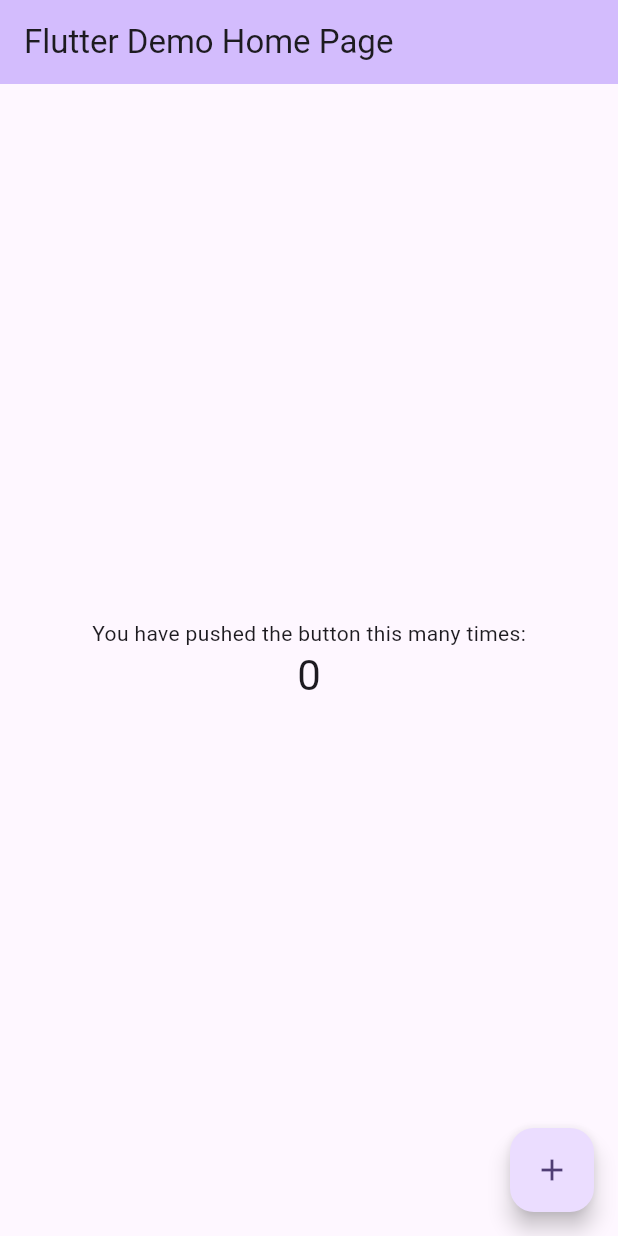
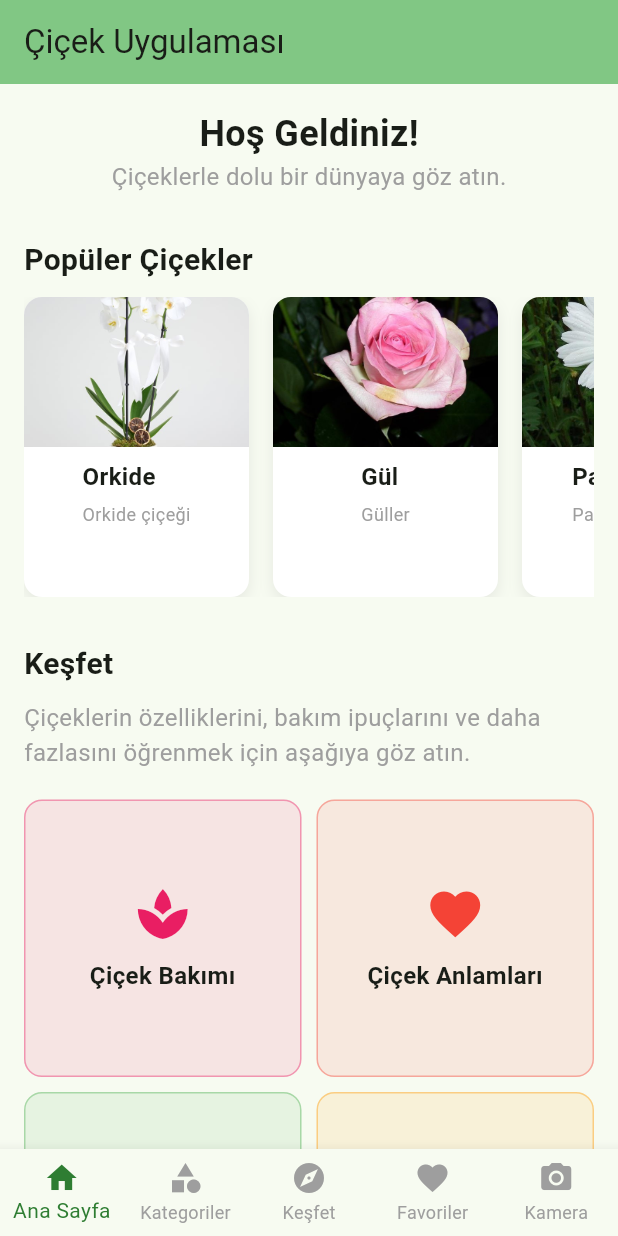
Before and after one commit to ascioglueda/FlowersApp, a Flutter app: the screen it shows after launch, on a phone screen of 412 x 824 dp. Run offline on Flutter 3.47's test engine with Material 3 defaults, Android fonts, the light colour scheme and no system bars; our stand-ins replace firebase_core; accounts and stored records are empty.

Commit message:
first task

```diff
--- /dev/null
+++ b/lib/camera_page.dart
@@ -0,0 +1,16 @@
+import 'package:flutter/material.dart';
+
+class CameraPage extends StatelessWidget {
+  const CameraPage({super.key});
+
+
+  @override
+  Widget build(BuildContext context) {
+    return Center(
+      child: Text(
+        'Çok Yakında',
+        style: TextStyle(fontSize: 24, color: Colors.green.shade700),
+      ),
+    );
+  }
+}
--- /dev/null
+++ b/lib/categories_page.dart
@@ -0,0 +1,15 @@
+import 'package:flutter/material.dart';
+
+class CategoriesPage extends StatelessWidget {
+  const CategoriesPage({super.key});
+
+  @override
+  Widget build(BuildContext context) {
+    return Center(
+      child: Text(
+        'Kategoriler',
+        style: TextStyle(fontSize: 24, color: Colors.green.shade700),
+      ),
+    );
+  }
+}
--- /dev/null
+++ b/lib/explore_page.dart
@@ -0,0 +1,15 @@
+import 'package:flutter/material.dart';
+
+class ExplorePage extends StatelessWidget {
+  const ExplorePage({super.key});
+
+  @override
+  Widget build(BuildContext context) {
+    return Center(
+      child: Text(
+        'Keşfet',
+        style: TextStyle(fontSize: 24, color: Colors.green.shade700),
+      ),
+    );
+  }
+}
--- /dev/null
+++ b/lib/favorites_page.dart
@@ -0,0 +1,15 @@
+import 'package:flutter/material.dart';
+
+class FavoritesPage extends StatelessWidget {
+  const FavoritesPage({super.key});
+
+  @override
+  Widget build(BuildContext context) {
+    return Center(
+      child: Text(
+        'Favorilerim',
+        style: TextStyle(fontSize: 24, color: Colors.green.shade700),
+      ),
+    );
+  }
+}
--- /dev/null
+++ b/lib/home_page.dart
@@ -0,0 +1,169 @@
+import 'package:flutter/material.dart';
+
+class HomePage extends StatelessWidget {
+  const HomePage({super.key});
+
+  @override
+  Widget build(BuildContext context) {
+    return Scaffold(
+      /*appBar: AppBar(
+        title: const Text('Ana Sayfa'),
+        backgroundColor: Colors.green.shade700,
+      ),*/
+      body: SingleChildScrollView(
+        padding: const EdgeInsets.all(16.0),
+        child: Column(
+          crossAxisAlignment: CrossAxisAlignment.start,
+          children: [
+            // Hoş Geldiniz Mesajı
+            const Center(
+              child: Column(
+                children: [
+                  /*Icon(Icons.local_florist_sharp, size: 80, color: Colors.green),
+                  SizedBox(height: 20),*/
+                  Text(
+                    'Hoş Geldiniz!',
+                    style: TextStyle(fontSize: 24, fontWeight: FontWeight.bold),
+                  ),
+                  Text(
+                    'Çiçeklerle dolu bir dünyaya göz atın.',
+                    style: TextStyle(fontSize: 16, color: Colors.grey),
+                  ),
+                ],
+              ),
+            ),
+            const SizedBox(height: 30),
+
+            // Popüler Çiçekler Başlığı
+            const Text(
+              'Popüler Çiçekler',
+              style: TextStyle(fontSize: 20, fontWeight: FontWeight.bold),
+            ),
+            const SizedBox(height: 10),
+
+            // Çiçek Kartları
+            SizedBox(
+              height: 200,
+              child: ListView(
+                scrollDirection: Axis.horizontal,
+                children: [
+                  _buildFlowerCard(
+                      'Orkide', 'assets/orkide.jpg', 'Orkide çiçeği'),
+                  _buildFlowerCard(
+                      'Gül', 'assets/gul.jpg', 'Güller'),
+                  _buildFlowerCard('Papatya', 'assets/papatya.jpg',
+                      'Papatya baharı'),
+                ],
+              ),
+            ),
+            const SizedBox(height: 30),
+
+            // Keşfet Bölümü
+            const Text(
+              'Keşfet',
+              style: TextStyle(fontSize: 20, fontWeight: FontWeight.bold),
+            ),
+            const SizedBox(height: 10),
+            const Text(
+              'Çiçeklerin özelliklerini, bakım ipuçlarını ve daha fazlasını öğrenmek için aşağıya göz atın.',
+              style: TextStyle(fontSize: 16, color: Colors.grey),
+            ),
+            const SizedBox(height: 20),
+
+            // Keşfet Kartları
+            GridView.count(
+              crossAxisCount: 2,
+              shrinkWrap: true,
+              physics: const NeverScrollableScrollPhysics(),
+              crossAxisSpacing: 10,
+              mainAxisSpacing: 10,
+              children: [
+                _buildExploreCard('Çiçek Bakımı', Icons.spa, Colors.pink),
+                _buildExploreCard(
+                    'Çiçek Anlamları', Icons.favorite, Colors.red),
+                _buildExploreCard(
+                    'Mevsim Çiçekleri', Icons.nature, Colors.green),
+                _buildExploreCard('Dekorasyon', Icons.home, Colors.orange),
+              ],
+            ),
+          ],
+        ),
+      ),
+    );
+  }
+
+  // Çiçek Kartı
+  Widget _buildFlowerCard(String name, String imagePath, String description) {
+    return Container(
+      width: 150,
+      margin: const EdgeInsets.only(right: 16),
+      decoration: BoxDecoration(
+        borderRadius: BorderRadius.circular(12),
+        color: Colors.white,
+        boxShadow: [
+          BoxShadow(
+            color: Colors.grey.withOpacity(0.2),
+            blurRadius: 8,
+            offset: const Offset(0, 4),
+          ),
+        ],
+      ),
+      child: Column(
+        children: [
+          ClipRRect(
+            borderRadius: const BorderRadius.vertical(top: Radius.circular(12)),
+            child: Image.asset(
+              imagePath,
+              height: 100,
+              width: double.infinity,
+              fit: BoxFit.cover,
+            ),
+          ),
+          Padding(
+            padding: const EdgeInsets.all(8.0),
+            child: Column(
+              crossAxisAlignment: CrossAxisAlignment.start,
+              children: [
+                Text(
+                  name,
+                  style: const TextStyle(
+                      fontSize: 16, fontWeight: FontWeight.bold),
+                ),
+                const SizedBox(height: 5),
+                Text(
+                  description,
+                  style: const TextStyle(fontSize: 12, color: Colors.grey),
+                  maxLines: 2,
+                  overflow: TextOverflow.ellipsis,
+                ),
+              ],
+            ),
+          ),
+        ],
+      ),
+    );
+  }
+
+  // Keşfet Kartı
+  Widget _buildExploreCard(String title, IconData icon, Color color) {
+    return Container(
+      decoration: BoxDecoration(
+        borderRadius: BorderRadius.circular(12),
+        color: color.withOpacity(0.1),
+        border: Border.all(color: color.withOpacity(0.4)),
+      ),
+      child: Column(
+        mainAxisAlignment: MainAxisAlignment.center,
+        children: [
+          Icon(icon, size: 40, color: color),
+          const SizedBox(height: 10),
+          Text(
+            title,
+            style: TextStyle(fontSize: 16, fontWeight: FontWeight.bold),
+            textAlign: TextAlign.center,
+          ),
+        ],
+      ),
+    );
+  }
+}
--- a/lib/main.dart
+++ b/lib/main.dart
@@ -1,16 +1,7 @@
-import 'package:flutter/foundation.dart';
 import 'package:flutter/material.dart';
-import 'package:firebase_core/firebase_core.dart';
-import 'firebase_options.dart'; // firebase_options.dart dosyasını import edin
+import 'navigation_bar.dart'; // BottomNavigationBar için yeni dosyayı import ediyoruz.
 
-void main() async {
-  WidgetsFlutterBinding.ensureInitialized();
-
-  // Firebase'i başlatıyoruz
-  await Firebase.initializeApp(
-    options: DefaultFirebaseOptions.currentPlatform, // firebase_options.dart'tan yapılandırmayı alıyoruz
-  );
-
+void main() {
   runApp(const MyApp());
 }
 
@@ -20,62 +11,13 @@ class MyApp extends StatelessWidget {
   @override
   Widget build(BuildContext context) {
     return MaterialApp(
-      title: 'Flutter Demo',
+      title: 'Çiçek Uygulaması',
       theme: ThemeData(
-        colorScheme: ColorScheme.fromSeed(seedColor: Colors.deepPurple),
+        colorScheme: ColorScheme.fromSeed(seedColor: Colors.green),
         useMaterial3: true,
       ),
-      debugShowCheckedModeBanner: false,  // Debug banner'ını kaldırmak için ekledik
-      home: const MyHomePage(title: 'Flutter Demo Home Page'),
-    );
-  }
-
-}
-
-class MyHomePage extends StatefulWidget {
-  const MyHomePage({super.key, required this.title});
-
-  final String title;
-
-  @override
-  State<MyHomePage> createState() => _MyHomePageState();
-}
-
-class _MyHomePageState extends State<MyHomePage> {
-  int _counter = 0;
-
-  void _incrementCounter() {
-    setState(() {
-      _counter++;
-    });
-  }
-
-  @override
-  Widget build(BuildContext context) {
-    return Scaffold(
-      appBar: AppBar(
-        backgroundColor: Theme.of(context).colorScheme.inversePrimary,
-        title: Text(widget.title),
-      ),
-      body: Center(
-        child: Column(
-          mainAxisAlignment: MainAxisAlignment.center,
-          children: <Widget>[
-            const Text(
-              'You have pushed the button this many times:',
-            ),
-            Text(
-              '$_counter',
-              style: Theme.of(context).textTheme.headlineMedium,
-            ),
-          ],
-        ),
-      ),
-      floatingActionButton: FloatingActionButton(
-        onPressed: _incrementCounter,
-        tooltip: 'Increment',
-        child: const Icon(Icons.add),
-      ),
+      debugShowCheckedModeBanner: false,
+      home: const BottomNavBar(), // Yeni dosyadaki BottomNavigationBar widget'ını çağırıyoruz.
     );
   }
 }
--- /dev/null
+++ b/lib/navigation_bar.dart
@@ -0,0 +1,72 @@
+import 'package:flutter/material.dart';
+import 'home_page.dart'; // Ana sayfa
+import 'categories_page.dart'; // Kategoriler sayfası
+import 'explore_page.dart'; // Keşfet sayfası
+import 'favorites_page.dart'; // Favoriler sayfası
+import 'camera_page.dart'; // Kamera sayfası
+
+class BottomNavBar extends StatefulWidget {
+  const BottomNavBar({super.key});
+
+  @override
+  State<BottomNavBar> createState() => _BottomNavBarState();
+}
+
+class _BottomNavBarState extends State<BottomNavBar> {
+  int _selectedIndex = 0;
+
+  // Sayfaların listesi
+  final List<Widget> _pages = [
+    const HomePage(),
+    const CategoriesPage(),
+    const ExplorePage(),
+    const FavoritesPage(),
+    const CameraPage(),
+  ];
+
+  void _onItemTapped(int index) {
+    setState(() {
+      _selectedIndex = index;
+    });
+  }
+
+  @override
+  Widget build(BuildContext context) {
+    return Scaffold(
+      appBar: AppBar(
+        title: const Text('Çiçek Uygulaması'),
+        backgroundColor: Colors.green.shade300,
+      ),
+      body: _pages[_selectedIndex], // Seçilen sayfayı gösteriyor
+      bottomNavigationBar: BottomNavigationBar(
+        currentIndex: _selectedIndex,
+        onTap: _onItemTapped,
+        type: BottomNavigationBarType.fixed,
+        selectedItemColor: Colors.green.shade800,
+        unselectedItemColor: Colors.grey,
+        items: const [
+          BottomNavigationBarItem(
+            icon: Icon(Icons.home),
+            label: 'Ana Sayfa',
+          ),
+          BottomNavigationBarItem(
+            icon: Icon(Icons.category),
+            label: 'Kategoriler',
+          ),
+          BottomNavigationBarItem(
+            icon: Icon(Icons.explore),
+            label: 'Keşfet',
+          ),
+          BottomNavigationBarItem(
+            icon: Icon(Icons.favorite),
+            label: 'Favoriler',
+          ),
+          BottomNavigationBarItem(
+            icon: Icon(Icons.camera_alt),
+            label: 'Kamera',
+          ),
+        ],
+      ),
+    );
+  }
+}
--- a/pubspec.yaml
+++ b/pubspec.yaml
@@ -64,8 +64,10 @@ flutter:
   uses-material-design: true
 
   # To add assets to your application, add an assets section, like this:
-  # assets:
-  #   - images/a_dot_burr.jpeg
+  assets:
+     - assets/gul.jpg
+     - assets/papatya.jpg
+     - assets/orkide.jpg
   #   - images/a_dot_ham.jpeg
 
   # An image asset can refer to one or more resolution-specific "variants", see
```
Also changed, not shown: assets/gul.jpg (added), assets/orkide.jpg (added), assets/papatya.jpg (added).
